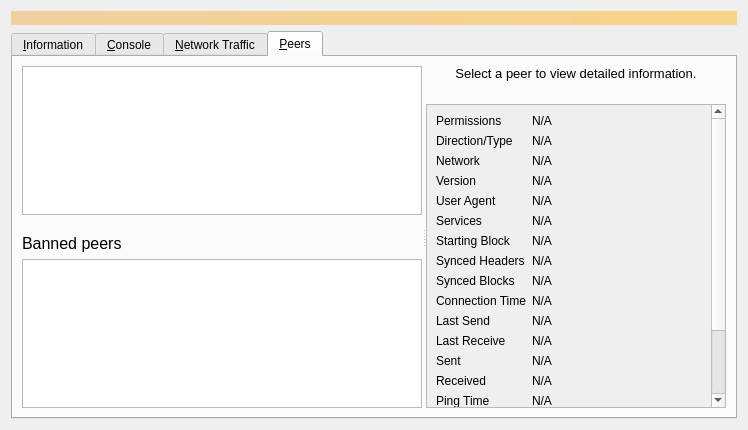
Old version of the form src/qt/forms/debugwindow.ui in the repository BitgesellOfficial/bitgesell.
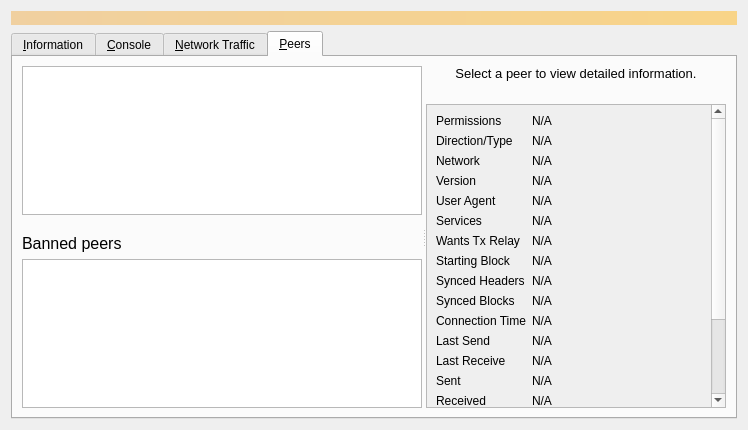
New version of the form. The open tabs and pages were chosen to show the change. Icons and pictures are not drawn. Custom widgets are drawn as their Qt base class.

Commit message: gui: display fRelayTxes in peer details

```diff
--- a/src/qt/forms/debugwindow.ui
+++ b/src/qt/forms/debugwindow.ui
@@ -1224,13 +1224,39 @@
                 </widget>
                </item>
                <item row="6" column="0">
+                <widget class="QLabel" name="peerRelayTxesLabel">
+                 <property name="toolTip">
+                  <string>Whether the peer requested us to relay transactions.</string>
+                 </property>
+                 <property name="text">
+                  <string>Wants Tx Relay</string>
+                 </property>
+                </widget>
+               </item>
+               <item row="6" column="1">
+                <widget class="QLabel" name="peerRelayTxes">
+                 <property name="cursor">
+                  <cursorShape>IBeamCursor</cursorShape>
+                 </property>
+                 <property name="text">
+                  <string>N/A</string>
+                 </property>
+                 <property name="textFormat">
+                  <enum>Qt::PlainText</enum>
+                 </property>
+                 <property name="textInteractionFlags">
+                  <set>Qt::LinksAccessibleByMouse|Qt::TextSelectableByKeyboard|Qt::TextSelectableByMouse</set>
+                 </property>
+                </widget>
+               </item>
+               <item row="7" column="0">
                 <widget class="QLabel" name="label_29">
                  <property name="text">
                   <string>Starting Block</string>
                  </property>
                 </widget>
                </item>
-               <item row="6" column="1">
+               <item row="7" column="1">
                 <widget class="QLabel" name="peerHeight">
                  <property name="cursor">
                   <cursorShape>IBeamCursor</cursorShape>
@@ -1246,14 +1272,14 @@
                  </property>
                 </widget>
                </item>
-               <item row="7" column="0">
+               <item row="8" column="0">
                 <widget class="QLabel" name="label_27">
                  <property name="text">
                   <string>Synced Headers</string>
                  </property>
                 </widget>
                </item>
-               <item row="7" column="1">
+               <item row="8" column="1">
                 <widget class="QLabel" name="peerSyncHeight">
                  <property name="cursor">
                   <cursorShape>IBeamCursor</cursorShape>
@@ -1269,14 +1295,14 @@
                  </property>
                 </widget>
                </item>
-               <item row="8" column="0">
+               <item row="9" column="0">
                 <widget class="QLabel" name="label_25">
                  <property name="text">
                   <string>Synced Blocks</string>
                  </property>
                 </widget>
                </item>
-               <item row="8" column="1">
+               <item row="9" column="1">
                 <widget class="QLabel" name="peerCommonHeight">
                  <property name="cursor">
                   <cursorShape>IBeamCursor</cursorShape>
@@ -1292,14 +1318,14 @@
                  </property>
                 </widget>
                </item>
-               <item row="9" column="0">
+               <item row="10" column="0">
                 <widget class="QLabel" name="label_22">
                  <property name="text">
                   <string>Connection Time</string>
                  </property>
                 </widget>
                </item>
-               <item row="9" column="1">
+               <item row="10" column="1">
                 <widget class="QLabel" name="peerConnTime">
                  <property name="cursor">
                   <cursorShape>IBeamCursor</cursorShape>
@@ -1315,14 +1341,14 @@
                  </property>
                 </widget>
                </item>
-               <item row="10" column="0">
+               <item row="11" column="0">
                 <widget class="QLabel" name="label_15">
                  <property name="text">
                   <string>Last Send</string>
                  </property>
                 </widget>
                </item>
-               <item row="10" column="1">
+               <item row="11" column="1">
                 <widget class="QLabel" name="peerLastSend">
                  <property name="cursor">
                   <cursorShape>IBeamCursor</cursorShape>
@@ -1338,14 +1364,14 @@
                  </property>
                 </widget>
                </item>
-               <item row="11" column="0">
+               <item row="12" column="0">
                 <widget class="QLabel" name="label_19">
                  <property name="text">
                   <string>Last Receive</string>
                  </property>
                 </widget>
                </item>
-               <item row="11" column="1">
+               <item row="12" column="1">
                 <widget class="QLabel" name="peerLastRecv">
                  <property name="cursor">
                   <cursorShape>IBeamCursor</cursorShape>
@@ -1361,14 +1387,14 @@
                  </property>
                 </widget>
                </item>
-               <item row="12" column="0">
+               <item row="13" column="0">
                 <widget class="QLabel" name="label_18">
                  <property name="text">
                   <string>Sent</string>
                  </property>
                 </widget>
                </item>
-               <item row="12" column="1">
+               <item row="13" column="1">
                 <widget class="QLabel" name="peerBytesSent">
                  <property name="cursor">
                   <cursorShape>IBeamCursor</cursorShape>
@@ -1384,14 +1410,14 @@
                  </property>
                 </widget>
                </item>
-               <item row="13" column="0">
+               <item row="14" column="0">
                 <widget class="QLabel" name="label_20">
                  <property name="text">
                   <string>Received</string>
                  </property>
                 </widget>
                </item>
-               <item row="13" column="1">
+               <item row="14" column="1">
                 <widget class="QLabel" name="peerBytesRecv">
                  <property name="cursor">
                   <cursorShape>IBeamCursor</cursorShape>
@@ -1407,14 +1433,14 @@
                  </property>
                 </widget>
                </item>
-               <item row="14" column="0">
+               <item row="15" column="0">
                 <widget class="QLabel" name="label_26">
                  <property name="text">
                   <string>Ping Time</string>
                  </property>
                 </widget>
                </item>
-               <item row="14" column="1">
+               <item row="15" column="1">
                 <widget class="QLabel" name="peerPingTime">
                  <property name="cursor">
                   <cursorShape>IBeamCursor</cursorShape>
@@ -1430,7 +1456,7 @@
                  </property>
                 </widget>
                </item>
-               <item row="15" column="0">
+               <item row="16" column="0">
                 <widget class="QLabel" name="peerPingWaitLabel">
                  <property name="toolTip">
                   <string>The duration of a currently outstanding ping.</string>
@@ -1440,7 +1466,7 @@
                  </property>
                 </widget>
                </item>
-               <item row="15" column="1">
+               <item row="16" column="1">
                 <widget class="QLabel" name="peerPingWait">
                  <property name="cursor">
                   <cursorShape>IBeamCursor</cursorShape>
@@ -1456,14 +1482,14 @@
                  </property>
                 </widget>
                </item>
-               <item row="16" column="0">
+               <item row="17" column="0">
                 <widget class="QLabel" name="peerMinPingLabel">
                  <property name="text">
                   <string>Min Ping</string>
                  </property>
                 </widget>
                </item>
-               <item row="16" column="1">
+               <item row="17" column="1">
                 <widget class="QLabel" name="peerMinPing">
                  <property name="cursor">
                   <cursorShape>IBeamCursor</cursorShape>
@@ -1479,14 +1505,14 @@
                  </property>
                 </widget>
                </item>
-               <item row="17" column="0">
+               <item row="18" column="0">
                 <widget class="QLabel" name="label_timeoffset">
                  <property name="text">
                   <string>Time Offset</string>
                  </property>
                 </widget>
                </item>
-               <item row="17" column="1">
+               <item row="18" column="1">
                 <widget class="QLabel" name="timeoffset">
                  <property name="cursor">
                   <cursorShape>IBeamCursor</cursorShape>
@@ -1502,7 +1528,7 @@
                  </property>
                 </widget>
                </item>
-               <item row="18" column="0">
+               <item row="19" column="0">
                 <widget class="QLabel" name="peerMappedASLabel">
                  <property name="toolTip">
                   <string>The mapped Autonomous System used for diversifying peer selection.</string>
@@ -1512,7 +1538,7 @@
                  </property>
                 </widget>
                </item>
-               <item row="18" column="1">
+               <item row="19" column="1">
                 <widget class="QLabel" name="peerMappedAS">
                  <property name="cursor">
                   <cursorShape>IBeamCursor</cursorShape>
@@ -1528,7 +1554,7 @@
                  </property>
                 </widget>
                </item>
-               <item row="19" column="0">
+               <item row="20" column="0">
                 <spacer name="verticalSpacer_3">
                  <property name="orientation">
                   <enum>Qt::Vertical</enum>
```
The commit also changes 1 other file.
